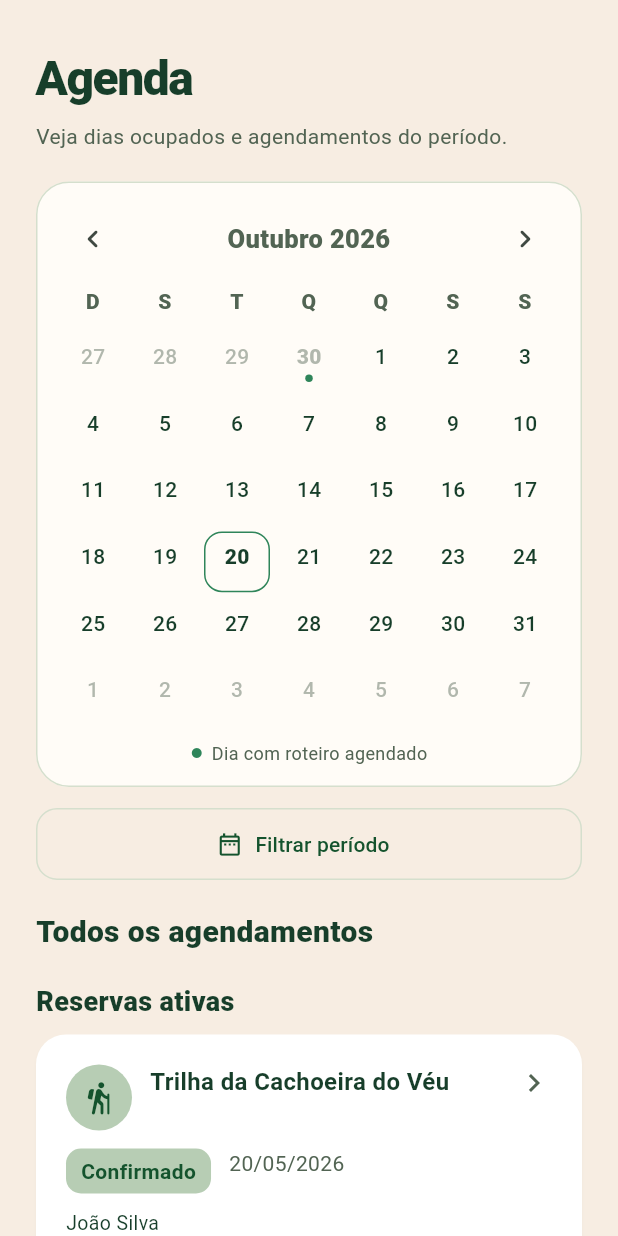
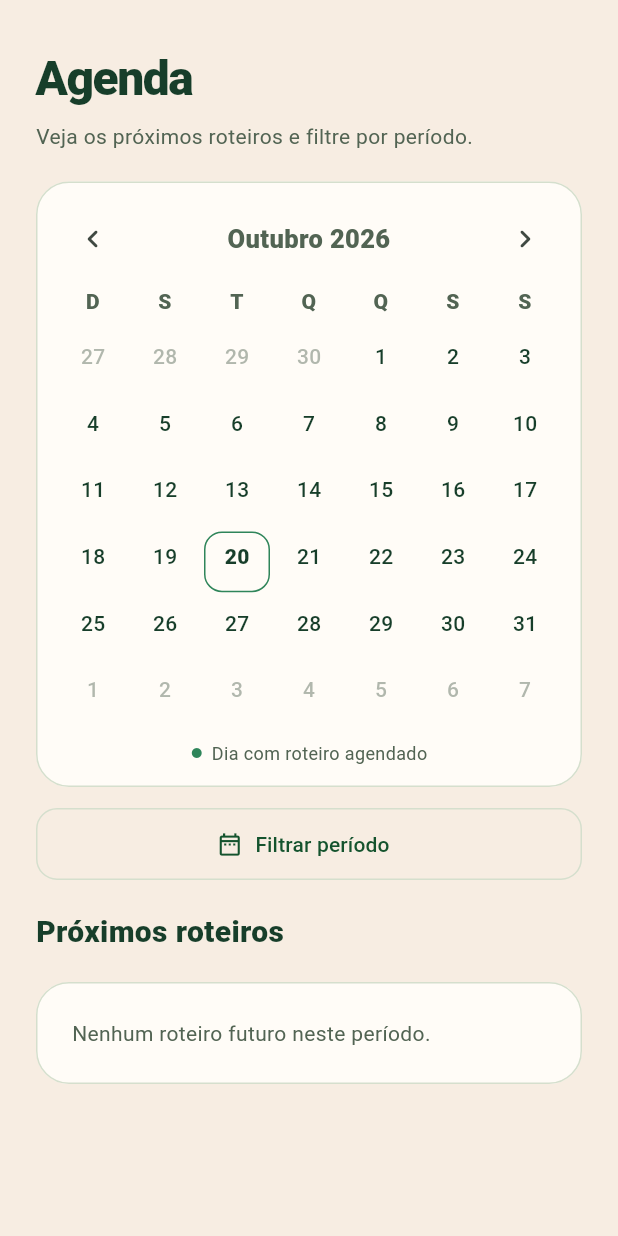
Before and after one commit to RafaelRavaneli/rotafacil_frontend, a Flutter app: the BookingsScreen widget shown alone on an empty page, opened directly, on a phone screen of 412 x 824 dp. Run offline on Flutter 3.47's test engine with Material 3 defaults, Android fonts, the phone set to English and light mode, and no system bars; our stand-ins replace firebase_core, firebase_messaging, flutter_map, geolocator, image_picker, latlong2 and 1 more; accounts and stored records are empty; network calls fail.

Commit message:
feat: exibir próximos roteiros na agenda e painel

```diff
--- a/lib/pages/agency/agency_dashboard_tab.dart
+++ b/lib/pages/agency/agency_dashboard_tab.dart
@@ -2,10 +2,10 @@ import 'package:flutter/material.dart';
 import '../common/operator_dashboard.dart';
 
 class AgencyDashboardTab extends StatelessWidget {
-  const AgencyDashboardTab({super.key, this.onOpenBookings});
-  final VoidCallback? onOpenBookings;
+  const AgencyDashboardTab({super.key, this.onOpenTrails});
+  final VoidCallback? onOpenTrails;
 
   @override
   Widget build(BuildContext context) =>
-      OperatorDashboard(isAgency: true, onOpenBookings: onOpenBookings);
+      OperatorDashboard(isAgency: true, onOpenTrails: onOpenTrails);
 }
--- a/lib/pages/agency/agency_shell.dart
+++ b/lib/pages/agency/agency_shell.dart
@@ -28,7 +28,7 @@ class _AgencyShellState extends State<AgencyShell> {
   Widget _currentPage() {
     switch (index) {
       case 0:
-        return AgencyDashboardTab(onOpenBookings: () => _selectTab(3));
+        return AgencyDashboardTab(onOpenTrails: () => _selectTab(1));
       case 1:
         return const TrailsManagementScreen(isAgency: true);
       case 2:
@@ -38,7 +38,7 @@ class _AgencyShellState extends State<AgencyShell> {
       case 4:
         return const ProfileTab(role: 'Agência');
       default:
-        return AgencyDashboardTab(onOpenBookings: () => _selectTab(3));
+        return AgencyDashboardTab(onOpenTrails: () => _selectTab(1));
     }
   }
 
--- a/lib/pages/common/bookings_screen.dart
+++ b/lib/pages/common/bookings_screen.dart
@@ -4,8 +4,10 @@ import '../../models/local_booking.dart';
 import '../../models/trail.dart';
 import '../../state/app_store.dart';
 import '../../theme/app_colors.dart';
+import '../../utils/trail_schedule.dart';
 import '../../widgets/backend_refresh.dart';
 import '../../widgets/booking_summary_card.dart';
+import '../../widgets/scheduled_trail_card.dart';
 import '../../navigation/app_routes.dart';
 import 'booking_details_screen.dart';
 
@@ -64,11 +66,23 @@ class _BookingsScreenState extends State<BookingsScreen> {
         !value.start.isAfter(filter.end);
   }
 
-  Set<DateTime> _markedDays(List<LocalBooking> bookings, List<Trail> trails) {
+  DateTimeRange _departureRange(TrailDeparture departure) => DateTimeRange(
+    start: DateTime(
+      departure.startsAt.year,
+      departure.startsAt.month,
+      departure.startsAt.day,
+    ),
+    end: DateTime(
+      departure.endsAt.year,
+      departure.endsAt.month,
+      departure.endsAt.day,
+    ),
+  );
+
+  Set<DateTime> _markedTrailDays(List<ScheduledTrail> schedule) {
     final days = <DateTime>{};
-    for (final booking in bookings) {
-      final range = _bookingRange(booking, trails);
-      if (range == null) continue;
+    for (final item in schedule) {
+      final range = _departureRange(item.departure);
       var day = range.start;
       while (!day.isAfter(range.end)) {
         days.add(day);
@@ -128,6 +142,15 @@ class _BookingsScreenState extends State<BookingsScreen> {
             final historyBookings = visibleBookings
                 .where((booking) => !BookingStatus.isActive(booking.status))
                 .toList();
+            final schedule = upcomingTrailSchedule(store.managedTrails);
+            final visibleSchedule = period == null
+                ? schedule
+                : schedule
+                      .where(
+                        (item) =>
+                            _overlaps(_departureRange(item.departure), period!),
+                      )
+                      .toList();
 
             return Align(
               alignment: Alignment.topCenter,
@@ -150,14 +173,14 @@ class _BookingsScreenState extends State<BookingsScreen> {
                     Text(
                       isTourist
                           ? 'Acompanhe seus roteiros e consulte cada reserva.'
-                          : 'Veja dias ocupados e agendamentos do período.',
+                          : 'Veja os próximos roteiros e filtre por período.',
                       style: const TextStyle(color: AppColors.muted),
                     ),
                     if (!isTourist) ...[
                       const SizedBox(height: 20),
                       _AgendaCalendar(
                         month: visibleMonth,
-                        markedDays: _markedDays(allBookings, store.trails),
+                        markedDays: _markedTrailDays(schedule),
                         selectedPeriod: period,
                         onPrevious: () => setState(() {
                           visibleMonth = DateTime(
@@ -202,8 +225,8 @@ class _BookingsScreenState extends State<BookingsScreen> {
                       const SizedBox(height: 20),
                       Text(
                         period == null
-                            ? 'Todos os agendamentos'
-                            : 'Agendamentos do período',
+                            ? 'Próximos roteiros'
+                            : 'Roteiros do período',
                         style: const TextStyle(
                           color: AppColors.ink,
                           fontSize: 20,
@@ -212,14 +235,31 @@ class _BookingsScreenState extends State<BookingsScreen> {
                       ),
                     ],
                     const SizedBox(height: 20),
-                    if (visibleBookings.isEmpty)
+                    if (isTourist && visibleBookings.isEmpty)
                       const Card(
                         child: Padding(
                           padding: EdgeInsets.all(24),
                           child: Text('Nenhum agendamento neste período.'),
                         ),
                       ),
-                    if (activeBookings.isNotEmpty) ...[
+                    if (!isTourist && visibleSchedule.isEmpty)
+                      const Card(
+                        child: Padding(
+                          padding: EdgeInsets.all(24),
+                          child: Text('Nenhum roteiro futuro neste período.'),
+                        ),
+                      ),
+                    if (!isTourist)
+                      ...visibleSchedule.map(
+                        (item) => Padding(
+                          padding: const EdgeInsets.only(bottom: 12),
+                          child: ScheduledTrailCard(
+                            trail: item.trail,
+                            departure: item.departure,
+                          ),
+                        ),
+                      ),
+                    if (isTourist && activeBookings.isNotEmpty) ...[
                       const Text(
                         'Reservas ativas',
                         style: TextStyle(
@@ -230,6 +270,7 @@ class _BookingsScreenState extends State<BookingsScreen> {
                       ),
                       const SizedBox(height: 10),
                     ],
+                    if (isTourist)
                       ...activeBookings.map(
                         (booking) => Padding(
                           padding: const EdgeInsets.only(bottom: 12),
@@ -238,12 +279,13 @@ class _BookingsScreenState extends State<BookingsScreen> {
                             onTap: () => AppRoutes.push(
                               context,
                               AppRoutes.booking(booking.id),
-                            (_) => BookingDetailsScreen(bookingId: booking.id),
+                              (_) =>
+                                  BookingDetailsScreen(bookingId: booking.id),
                             ),
                           ),
                         ),
                       ),
-                    if (historyBookings.isNotEmpty) ...[
+                    if (isTourist && historyBookings.isNotEmpty) ...[
                       const SizedBox(height: 12),
                       const Text(
                         'Histórico',
@@ -255,6 +297,7 @@ class _BookingsScreenState extends State<BookingsScreen> {
                       ),
                       const SizedBox(height: 10),
                     ],
+                    if (isTourist)
                       ...historyBookings.map(
                         (booking) => Padding(
                           padding: const EdgeInsets.only(bottom: 12),
@@ -263,7 +306,8 @@ class _BookingsScreenState extends State<BookingsScreen> {
                             onTap: () => AppRoutes.push(
                               context,
                               AppRoutes.booking(booking.id),
-                            (_) => BookingDetailsScreen(bookingId: booking.id),
+                              (_) =>
+                                  BookingDetailsScreen(bookingId: booking.id),
                             ),
                           ),
                         ),
--- a/lib/pages/common/trail_participants_screen.dart
+++ b/lib/pages/common/trail_participants_screen.dart
@@ -123,7 +123,10 @@ class _TrailParticipantsScreenState extends State<TrailParticipantsScreen> {
   Widget build(BuildContext context) {
     final departures = widget.trail.effectiveDepartures;
     return Scaffold(
-      appBar: AppBar(title: const Text('Inscritos no roteiro')),
+      appBar: AppBar(
+        leading: BackButton(onPressed: () => Navigator.maybePop(context)),
+        title: const Text('Inscritos no roteiro'),
+      ),
       body: AnimatedBuilder(
         animation: AppStore.instance,
         builder: (context, _) {
--- a/lib/pages/guide/guide_dashboard_tab.dart
+++ b/lib/pages/guide/guide_dashboard_tab.dart
@@ -2,10 +2,10 @@ import 'package:flutter/material.dart';
 import '../common/operator_dashboard.dart';
 
 class GuideDashboardTab extends StatelessWidget {
-  const GuideDashboardTab({super.key, this.onOpenBookings});
-  final VoidCallback? onOpenBookings;
+  const GuideDashboardTab({super.key, this.onOpenTrails});
+  final VoidCallback? onOpenTrails;
 
   @override
   Widget build(BuildContext context) =>
-      OperatorDashboard(isAgency: false, onOpenBookings: onOpenBookings);
+      OperatorDashboard(isAgency: false, onOpenTrails: onOpenTrails);
 }
--- a/lib/pages/guide/guide_shell.dart
+++ b/lib/pages/guide/guide_shell.dart
@@ -27,7 +27,7 @@ class _GuideShellState extends State<GuideShell> {
   Widget _currentPage() {
     switch (index) {
       case 0:
-        return GuideDashboardTab(onOpenBookings: () => _selectTab(2));
+        return GuideDashboardTab(onOpenTrails: () => _selectTab(1));
       case 1:
         return const TrailsManagementScreen(isAgency: false);
       case 2:
@@ -35,7 +35,7 @@ class _GuideShellState extends State<GuideShell> {
       case 3:
         return const ProfileTab(role: 'Guia');
       default:
-        return GuideDashboardTab(onOpenBookings: () => _selectTab(2));
+        return GuideDashboardTab(onOpenTrails: () => _selectTab(1));
     }
   }
 
--- /dev/null
+++ b/lib/utils/trail_schedule.dart
@@ -0,0 +1,39 @@
+import '../models/trail.dart';
+
+class ScheduledTrail {
+  const ScheduledTrail({required this.trail, required this.departure});
+
+  final Trail trail;
+  final TrailDeparture departure;
+}
+
+List<ScheduledTrail> upcomingTrailSchedule(
+  Iterable<Trail> trails, {
+  DateTime? now,
+  DateTime? through,
+}) {
+  final reference = now ?? DateTime.now();
+  final result = <ScheduledTrail>[];
+
+  for (final trail in trails) {
+    if (!TrailStatus.isActive(trail.status) || trail.archived) continue;
+    for (final departure in trail.effectiveDepartures) {
+      if (departure.startsAt.isBefore(reference)) continue;
+      if (through != null && departure.startsAt.isAfter(through)) continue;
+      result.add(ScheduledTrail(trail: trail, departure: departure));
+    }
+  }
+
+  result.sort((a, b) => a.departure.startsAt.compareTo(b.departure.startsAt));
+  return result;
+}
+
+List<ScheduledTrail> upcomingTrailsOnce(
+  Iterable<Trail> trails, {
+  DateTime? now,
+  DateTime? through,
+}) {
+  final schedule = upcomingTrailSchedule(trails, now: now, through: through);
+  final seen = <String>{};
+  return schedule.where((item) => seen.add(item.trail.id)).toList();
+}
```
Also changed, not shown: lib/pages/agency/remote_guides_screen.dart (+8 -0 lines), lib/pages/common/operator_dashboard.dart (+78 -23 lines), lib/widgets/scheduled_trail_card.dart (added, +102 -0 lines), 2 other files. Lines whose indentation alone changed are shown as unchanged.
